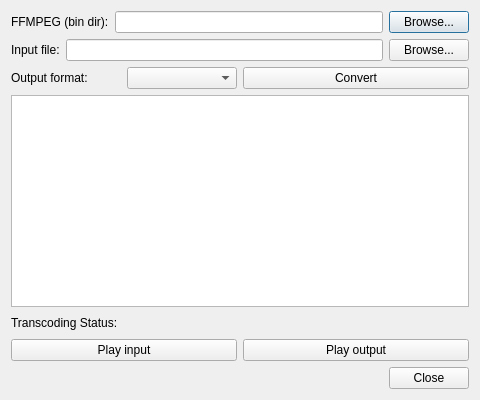
Keidan/qconvert, file QConvert.ui: the form before one commit.
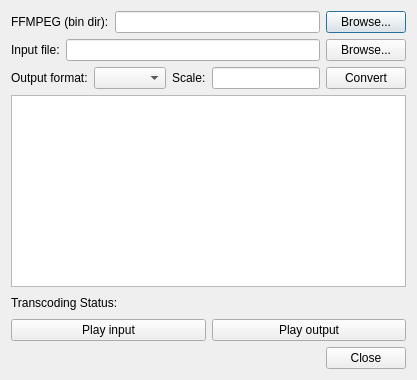
The form after the commit.

Commit message: add scaling options

Diff of the .ui file:
```diff
--- a/QConvert.ui
+++ b/QConvert.ui
@@ -2,14 +2,6 @@
 <ui version="4.0">
  <class>QConvert</class>
  <widget class="QDialog" name="QConvert">
-  <property name="geometry">
-   <rect>
-    <x>0</x>
-    <y>0</y>
-    <width>480</width>
-    <height>400</height>
-   </rect>
-  </property>
   <property name="sizePolicy">
    <sizepolicy hsizetype="Expanding" vsizetype="Expanding">
     <horstretch>0</horstretch>
@@ -92,6 +84,20 @@
        </item>
       </layout>
      </item>
+     <item>
+      <widget class="QLabel" name="lblScale">
+       <property name="text">
+        <string>Scale:</string>
+       </property>
+      </widget>
+     </item>
+     <item>
+      <widget class="QLineEdit" name="scaleEditLine">
+       <property name="toolTip">
+        <string>&lt;html&gt;&lt;head/&gt;&lt;body&gt;&lt;p&gt;Scaling option, see the FFmpeg scaler documentation (you don't need to add the words 'scale=')&lt;/p&gt;&lt;p&gt;&lt;br/&gt;&lt;/p&gt;&lt;p&gt;Let blank to use the default behaviour.&lt;/p&gt;&lt;/body&gt;&lt;/html&gt;</string>
+       </property>
+      </widget>
+     </item>
      <item>
       <widget class="QPushButton" name="convertButton">
        <property name="text">
```
The commit also changes 1 other file.
